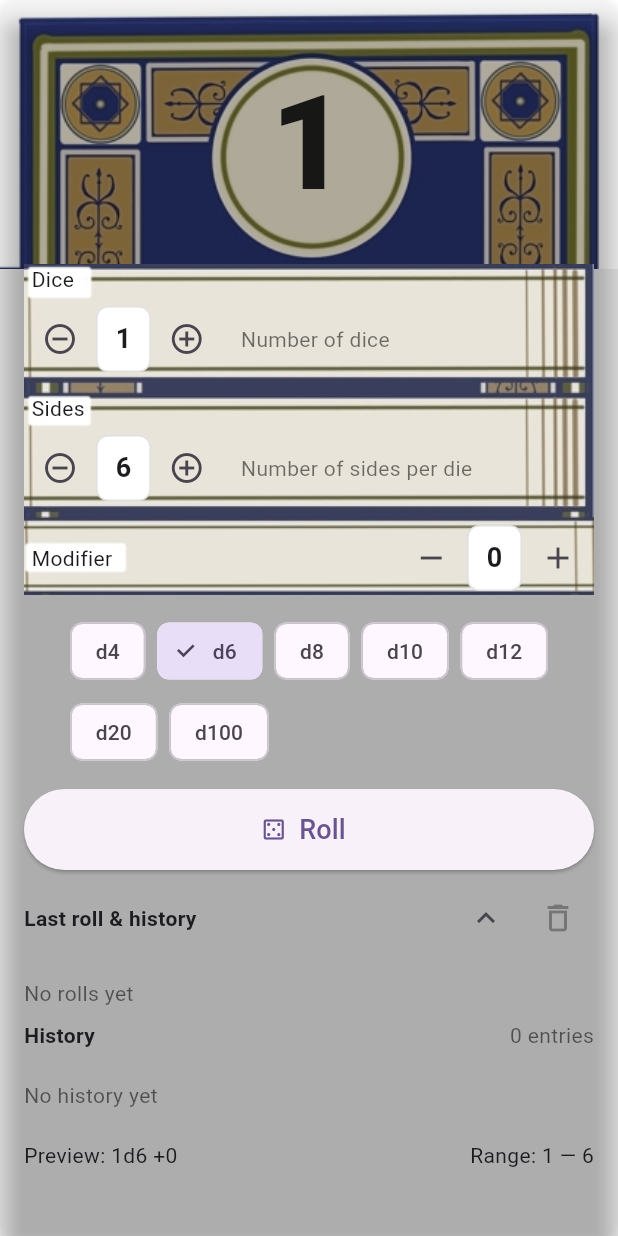
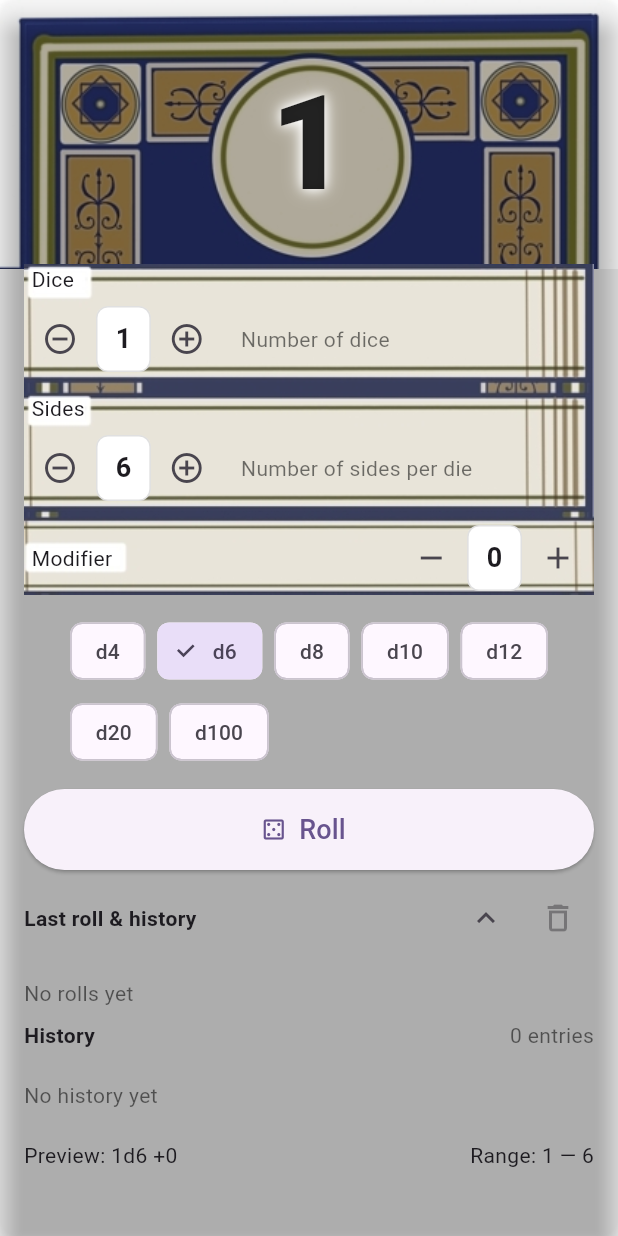
Before and after one commit to erickveil/woodbine, a Flutter app: the screen it shows after launch, on a phone screen of 412 x 824 dp. Run offline on Flutter 3.47's test engine with Material 3 defaults, Android fonts, the light colour scheme and no system bars; our stand-ins replace package_info_plus; missing offline and left inert: window_size.

Commit message:
Added a little glow to text in BigNumberDisplay

```diff
--- a/lib/widgets/big_number_display.dart
+++ b/lib/widgets/big_number_display.dart
@@ -45,7 +45,10 @@ class BigNumberDisplay extends StatelessWidget {
                 ? [
                     const Shadow(blurRadius: 24, color: Colors.deepPurpleAccent),
                   ]
-                : null,
+                : [
+                    const Shadow(blurRadius: 8, color: Colors.white),
+                    const Shadow(blurRadius: 16, color: Colors.white),
+                  ],
           ),
           textAlign: TextAlign.center,
         ),
```
